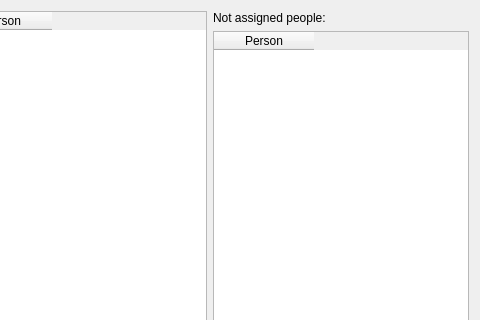
Kicer86/photobroom, file src/gui/desktop/ui/faces_dialog.ui: the form before one commit; both pictures show x 320 to 800 and y 0 to 320 of the 800 by 600 pixel window.
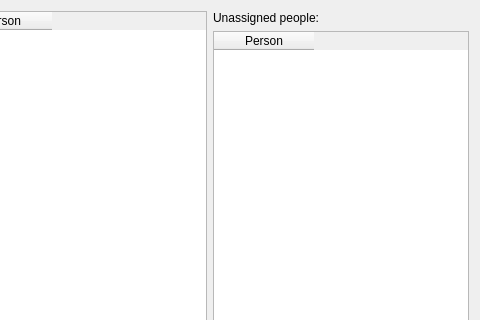
The form after the commit.

```diff
--- a/src/gui/desktop/ui/faces_dialog.ui
+++ b/src/gui/desktop/ui/faces_dialog.ui
@@ -62,7 +62,7 @@
        <item>
         <widget class="QLabel" name="notAssignedLabel">
          <property name="text">
-          <string>Not assigned people:</string>
+          <string>Unassigned people:</string>
          </property>
         </widget>
        </item>
```
Left out of the diff: 4 changed lines with no effect on the pictures.
